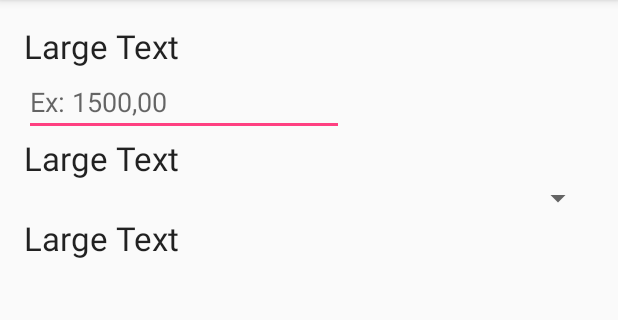
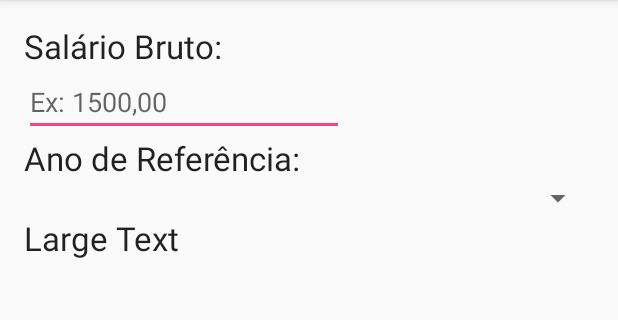
Before and after one commit to houspiller/EmpregadaFacil, an Android app: the CalculaDecimoTerceiroActivity screen opened directly, with no data from a screen before it, on a phone screen of 412 x 824 dp, the part 84-404 px from its top. Run offline under Robolectric (Android 15) with nearby library versions, the phone set to English and light mode, and no system bars.

Commit message:
* Pequenas alterações no 13°

```diff
--- a/app/src/main/res/layout/activity_calcula_decimo_terceiro.xml
+++ b/app/src/main/res/layout/activity_calcula_decimo_terceiro.xml
@@ -12,8 +12,8 @@
         android:layout_width="wrap_content"
         android:layout_height="wrap_content"
         android:textAppearance="?android:attr/textAppearanceLarge"
-        android:text="Large Text"
-        android:id="@+id/textView2" />
+        android:text="@string/salario_bruto"
+        android:id="@+id/tv_salario_bruto_13" />
 
     <EditText
         android:layout_width="wrap_content"
@@ -27,8 +27,8 @@
         android:layout_width="wrap_content"
         android:layout_height="wrap_content"
         android:textAppearance="?android:attr/textAppearanceLarge"
-        android:text="Large Text"
-        android:id="@+id/textView3" />
+        android:text="@string/ano_referencia"
+        android:id="@+id/tv_ano_13" />
 
     <Spinner
         android:layout_width="match_parent"
--- a/app/src/main/res/values/strings.xml
+++ b/app/src/main/res/values/strings.xml
@@ -10,6 +10,7 @@
     <string name="inss_empregado">INSS (empregado): </string>
     <string name="fgts">FGTS: </string>
     <string name="desc_vale">Desc. vale-transp: </string>
+    <string name="ano_referencia">Ano de Referência:</string>
 
     .
 
```
